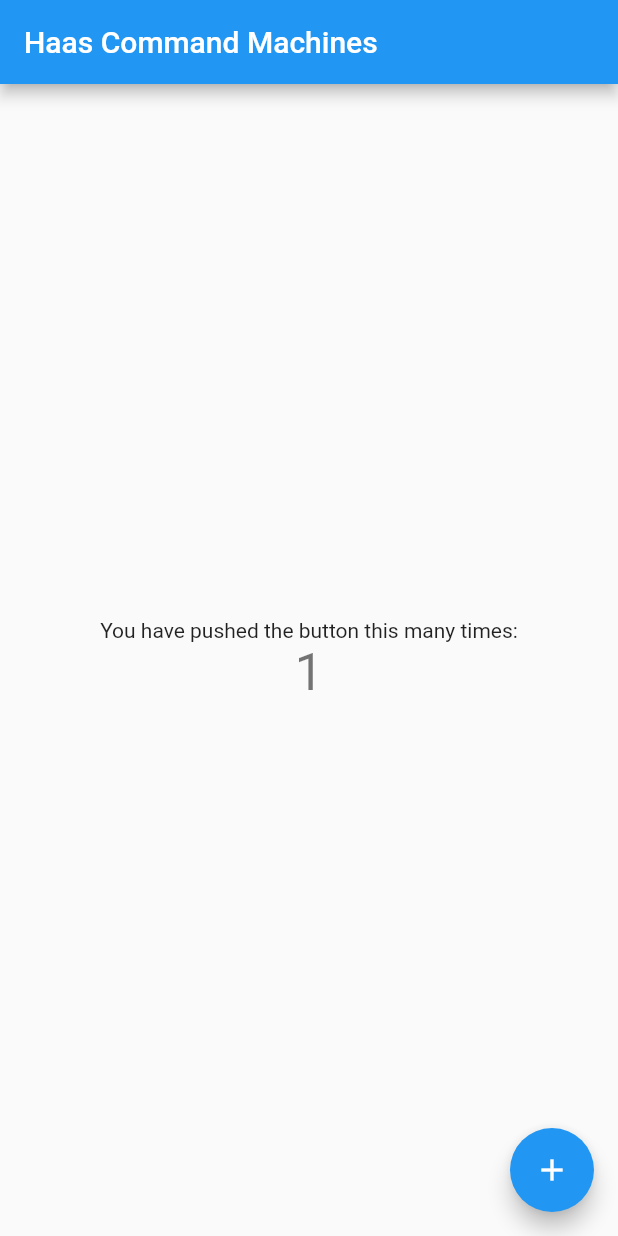
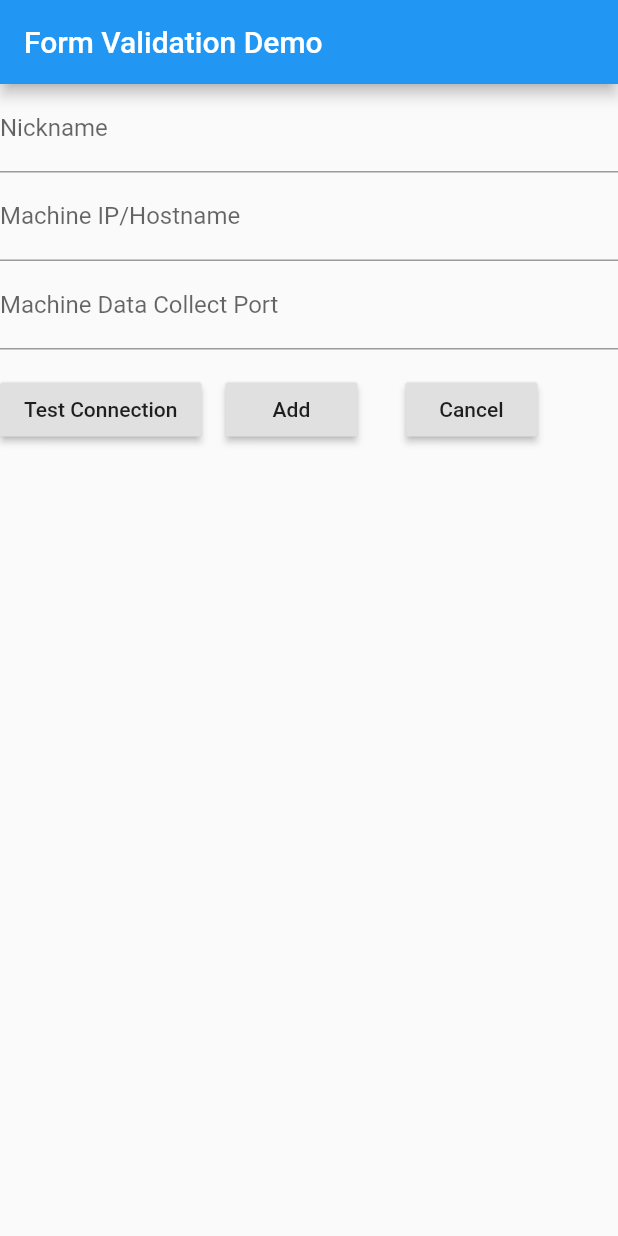
Before and after one commit to MSmithDev/HaasCommandFlutter, a Flutter app: the screen it shows after launch, after a tap on the "add" icon, on a phone screen of 412 x 824 dp. Run offline on Flutter 3.47's test engine with Material 2 defaults, Android fonts, the phone set to English and light mode, and no system bars; our stand-ins replace flutter_slidable, validators.

Commit message:
Created "Add Machine" route.

```diff
--- /dev/null
+++ b/lib/addNewMahcineRoute.dart
@@ -0,0 +1,126 @@
+import 'package:flutter/material.dart';
+import 'package:validators/validators.dart';
+import 'package:validators/sanitizers.dart';
+
+class Test extends StatelessWidget {
+  @override
+  Widget build(BuildContext context) {
+    final appTitle = 'Form Validation Demo';
+
+    return MaterialApp(
+      title: appTitle,
+      home: Scaffold(
+        appBar: AppBar(
+          title: Text(appTitle),
+        ),
+        body: SecondRoute(),
+      ),
+    );
+  }
+}
+
+class SecondRoute extends StatefulWidget {
+  @override
+  MyCustomFormState createState() {
+    return MyCustomFormState();
+  }
+}
+
+class MyCustomFormState extends State<SecondRoute> {
+  final _formKey = GlobalKey<FormState>();
+
+  @override
+  Widget build(BuildContext context) {
+    // Build a Form widget using the _formKey created above.
+    return Form(
+      key: _formKey,
+      child: Column(
+        crossAxisAlignment: CrossAxisAlignment.start,
+        children: <Widget>[
+          TextFormField(
+            decoration: InputDecoration(labelText: 'Nickname'),
+            validator: (value) {
+              if (value.isEmpty) {
+                return 'Please enter a nickname';
+              } else if (!isAlpha(value)) {
+                return "Cannot contain numbers or spaces";
+              }
+              return null;
+            },
+          ),
+          TextFormField(
+            decoration: InputDecoration(labelText: 'Machine IP/Hostname'),
+            validator: (value) {
+              if (value.isEmpty) {
+                return 'Please enter Hostname or IP';
+              } else if (!isAlphanumeric(value)) {
+                if (!isIP(value)) {
+                  return "Invalid IP Address";
+                }
+                return "Hostname must be Alpha Numeric";
+              }
+              return null;
+            },
+          ),
+          TextFormField(
+            decoration: InputDecoration(labelText: 'Machine Data Collect Port'),
+            validator: (value) {
+              if (value.isEmpty) {
+                return 'Please enter MDC port number';
+              } else if (!isNumeric(value)) {
+                return 'The port must be numeric';
+              }
+              return null;
+            },
+          ),
+          Row(
+            children: <Widget>[
+              Padding(
+                padding: const EdgeInsets.symmetric(vertical: 16.0),
+                child: RaisedButton(
+                  onPressed: () {
+                    // Validate returns true if the form is valid, or false
+                    // otherwise.
+                    if (_formKey.currentState.validate()) {
+                      // If the form is valid, display a Snackbar.
+                      Scaffold.of(context).showSnackBar(
+                          SnackBar(content: Text('Processing Data')));
+                    }
+                  },
+                  child: Text('Test Connection'),
+                ),
+              ),
+              Padding(
+                padding: const EdgeInsets.symmetric(horizontal: 16.0),
+                child: RaisedButton(
+                  onPressed: () {
+                    // Validate returns true if the form is valid, or false
+                    // otherwise.
+                    if (_formKey.currentState.validate()) {
+                      // If the form is valid, display a Snackbar.
+                      Scaffold.of(context).showSnackBar(
+                          SnackBar(content: Text('Processing Data')));
+                    }
+                  },
+                  child: Text('Add'),
+                ),
+              ),
+              Padding(
+                padding: const EdgeInsets.symmetric(horizontal: 16.0),
+                child: RaisedButton(
+                  onPressed: () {
+
+                    //Todo Change route to home
+
+
+                  },
+                  child: Text('Cancel'),
+                ),
+              ),
+            ],
+          ),
+        ],
+      ),
+    );
+  }
+}
--- a/lib/main.dart
+++ b/lib/main.dart
@@ -1,4 +1,7 @@
+
 import 'package:flutter/material.dart';
+import 'package:flutter_slidable/flutter_slidable.dart';
+import 'addNewMahcineRoute.dart';
 
 void main() {
   runApp(MyApp());
@@ -50,6 +53,7 @@ class MyHomePage extends StatefulWidget {
 }
 
 class _MyHomePageState extends State<MyHomePage> {
+
   int _counter = 0;
 
   void _incrementCounter() {
@@ -65,6 +69,10 @@ class _MyHomePageState extends State<MyHomePage> {
 
   @override
   Widget build(BuildContext context) {
+
+
+
+
     // This method is rerun every time setState is called, for instance as done
     // by the _incrementCounter method above.
     //
@@ -108,7 +116,11 @@ class _MyHomePageState extends State<MyHomePage> {
         ),
       ),
       floatingActionButton: FloatingActionButton(
-        onPressed: _incrementCounter,
+        onPressed: () {
+      Navigator.push(
+        context,
+        MaterialPageRoute(builder: (context) => Test()),);},
+
         tooltip: 'Increment',
         child: Icon(Icons.add),
       ), // This trailing comma makes auto-formatting nicer for build methods.
--- a/pubspec.yaml
+++ b/pubspec.yaml
@@ -23,7 +23,8 @@ environment:
 dependencies:
   flutter:
     sdk: flutter
-
+  flutter_slidable: ^0.5.7
+  validators: ^2.0.1
 
   # The following adds the Cupertino Icons font to your application.
   # Use with the CupertinoIcons class for iOS style icons.
```
Also changed, not shown: lib/commandRoute.dart (added), lib/connectRoute.dart (added), lib/homeRoute.dart (added), pubspec.lock.
